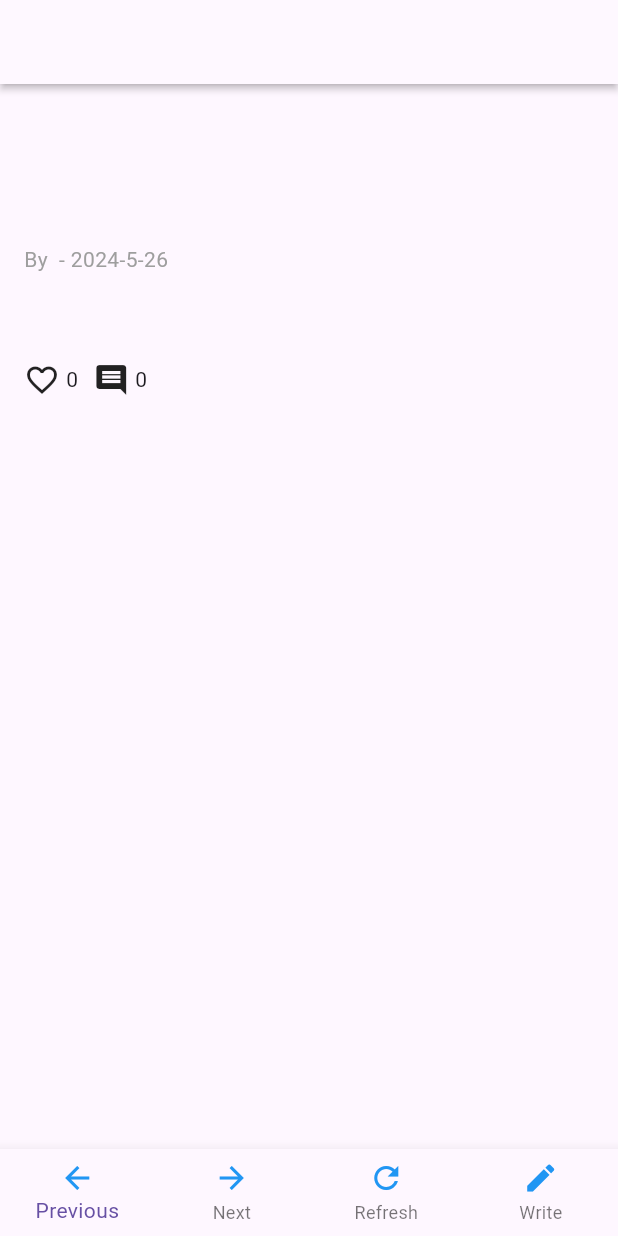
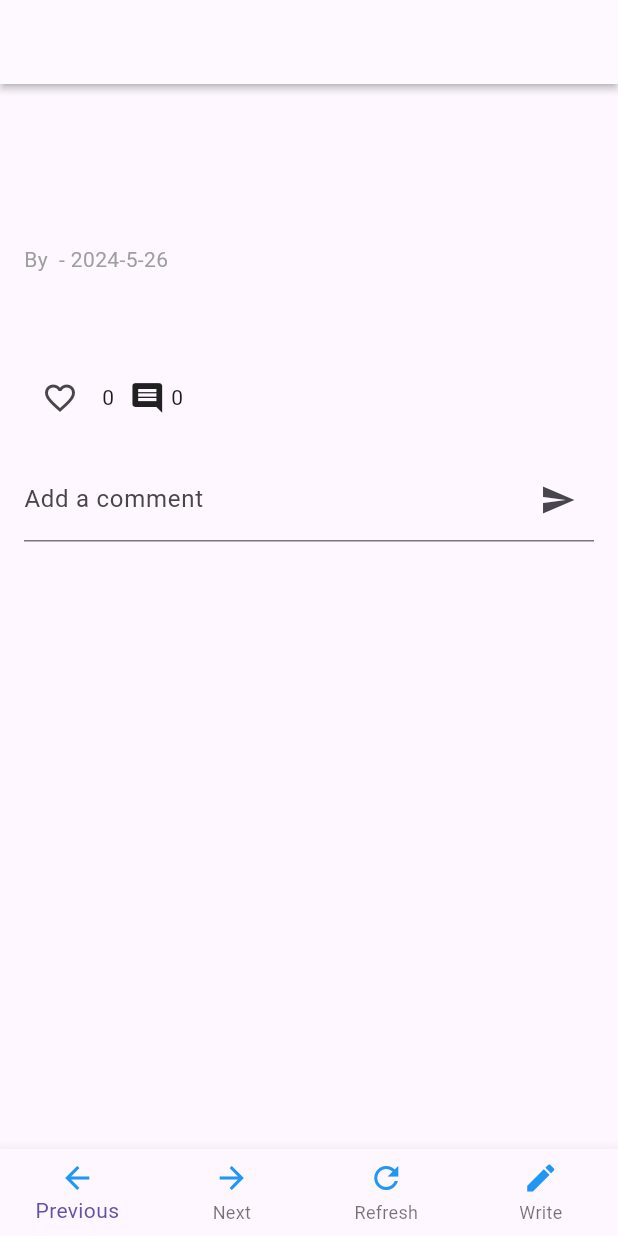
Before and after one commit to soonhong99/Arbo, a Flutter app: the SpecificPostScreen screen opened by its route, on a phone screen of 412 x 824 dp. Run offline on Flutter 3.47's test engine with Material 3 defaults, Android fonts, the phone set to English and light mode, and no system bars; our stand-ins replace cloud_firestore, firebase_auth, firebase_core; accounts and stored records are empty.

Commit message:
feat: nickname, comment, hearts link with firebase, mockup: write comment, press heart with firebase

```diff
--- a/arbo_frontend/lib/resources/specific_data.dart
+++ b/arbo_frontend/lib/resources/specific_data.dart
@@ -3,31 +3,34 @@
 // 잠시 데이터들을 저장하는 보관소
 class SpecificData {
   static Map<String, dynamic> specificData = {
+    'postId': '',
     'postTopic': '',
     'nickname': '',
     'title': '',
     'content': '',
-    'likes': 0,
-    'comments': 0,
+    'hearts': 0,
+    'comments': [],
     'timestamp': DateTime.now().toIso8601String(),
   };
 
   // previous Specific Map에 내용들 추가.
   static void updateData({
+    required String postId,
     required String postTopic,
     required String nickname,
     required String title,
     required String content,
-    required int likes,
-    required int comments,
+    required int hearts,
+    required List<dynamic> comments,
     required DateTime timestamp,
   }) {
     specificData = {
+      'postId': postId,
       'postTopic': postTopic,
       'nickname': nickname,
       'title': title,
       'content': content,
-      'likes': likes,
+      'hearts': hearts,
       'comments': comments,
       'timestamp': timestamp.toIso8601String(),
     };
--- a/arbo_frontend/lib/screens/specific_post_screen.dart
+++ b/arbo_frontend/lib/screens/specific_post_screen.dart
@@ -1,16 +1,17 @@
 import 'package:arbo_frontend/widgets/main_widgets/bot_navi_widget.dart';
+import 'package:cloud_firestore/cloud_firestore.dart';
 import 'package:flutter/material.dart';
 
 // 무슨 댓글인지, 하트를 누르면 하트 수가 늘어나고, 댓글을 쓸 수 있게 하는 기능 구현
-class SpecificPostScreen extends StatelessWidget {
+class SpecificPostScreen extends StatefulWidget {
   static const routeName = '/specific_post';
-
+  final String postId;
   final String postTopic;
   final String nickname;
   final String title;
   final String content;
-  final int likes;
-  final int comments;
+  final int hearts;
+  final List<dynamic> comments;
   final DateTime timestamp;
 
   const SpecificPostScreen({
@@ -19,33 +20,74 @@ class SpecificPostScreen extends StatelessWidget {
     required this.nickname,
     required this.title,
     required this.content,
-    required this.likes,
+    required this.hearts,
     required this.comments,
     required this.timestamp,
+    required this.postId,
   });
 
   // 인자값을 갖고오는 생성자
   factory SpecificPostScreen.fromMap(Map<String, dynamic> map) {
     return SpecificPostScreen(
+      postId: map['postId'],
       postTopic: map['postTopic'],
       nickname: map['nickname'],
       title: map['title'],
       content: map['content'],
-      likes: map['likes'],
+      hearts: map['hearts'],
       comments: map['comments'],
       timestamp: DateTime.parse(map['timestamp']),
     );
   }
 
+  @override
+  State<SpecificPostScreen> createState() => _SpecificPostScreenState();
+}
+
+class _SpecificPostScreenState extends State<SpecificPostScreen> {
+  final TextEditingController _commentController = TextEditingController();
+  late int _hearts;
+  late List<dynamic> _comments;
+
+  @override
+  void initState() {
+    super.initState();
+    _hearts = widget.hearts;
+    _comments = List.from(widget.comments);
+  }
+
+  Future<void> _updateHearts() async {
+    DocumentReference postRef =
+        FirebaseFirestore.instance.collection('posts').doc(widget.postId);
+    await postRef.update({'hearts': _hearts + 1});
+    setState(() {
+      _hearts += 1;
+    });
+  }
+
+  Future<void> _addComment(String comment) async {
+    DocumentReference postRef =
+        FirebaseFirestore.instance.collection('posts').doc(widget.postId);
+    await postRef.collection('comments').add({
+      'comment': comment,
+      'timestamp': Timestamp.now(),
+    });
+    setState(() {
+      _comments.add({'comment': comment, 'timestamp': Timestamp.now()});
+    });
+    _commentController.clear();
+  }
+
   Map<String, dynamic> toMap() {
     return {
-      'postTopic': postTopic,
-      'nickname': nickname,
-      'title': title,
-      'content': content,
-      'likes': likes,
-      'comments': comments,
-      'timestamp': timestamp.toIso8601String(),
+      'postId': widget.postId,
+      'postTopic': widget.postTopic,
+      'nickname': widget.nickname,
+      'title': widget.title,
+      'content': widget.content,
+      'hearts': widget.hearts,
+      'comments': widget.comments,
+      'timestamp': widget.timestamp.toIso8601String(),
     };
   }
 
@@ -66,7 +108,7 @@ class SpecificPostScreen extends StatelessWidget {
           crossAxisAlignment: CrossAxisAlignment.start,
           children: [
             Text(
-              postTopic,
+              widget.postTopic,
               style: const TextStyle(
                 fontWeight: FontWeight.bold,
                 fontSize: 24,
@@ -77,9 +119,9 @@ class SpecificPostScreen extends StatelessWidget {
               height: 20,
             ),
             Hero(
-              tag: 'title_$title',
+              tag: 'title_${widget.title}',
               child: Text(
-                title,
+                widget.title,
                 style: const TextStyle(
                     fontWeight: FontWeight.bold,
                     fontSize: 20,
@@ -88,14 +130,14 @@ class SpecificPostScreen extends StatelessWidget {
             ),
             const SizedBox(height: 8.0),
             Text(
-              'By $nickname - ${timestamp.year}-${timestamp.month}-${timestamp.day}',
+              'By ${widget.nickname} - ${widget.timestamp.year}-${widget.timestamp.month}-${widget.timestamp.day}',
               style: const TextStyle(
                 color: Colors.grey,
               ),
             ),
             const SizedBox(height: 16.0),
             Text(
-              content,
+              widget.content,
               style: const TextStyle(
                 fontSize: 18,
               ),
@@ -103,15 +145,39 @@ class SpecificPostScreen extends StatelessWidget {
             const SizedBox(height: 16.0),
             Row(
               children: [
-                const Icon(Icons.favorite_border),
+                IconButton(
+                  icon: const Icon(Icons.favorite_border),
+                  onPressed: _updateHearts,
+                ),
                 const SizedBox(width: 4.0),
-                Text('$likes'),
+                Text('${widget.hearts}'),
                 const SizedBox(width: 10.0),
                 const Icon(Icons.comment),
                 const SizedBox(width: 4.0),
-                Text('$comments'),
+                Text('${widget.comments.length}'),
               ],
             ),
+            const SizedBox(height: 16.0),
+            TextField(
+              controller: _commentController,
+              decoration: InputDecoration(
+                labelText: 'Add a comment',
+                suffixIcon: IconButton(
+                  icon: const Icon(Icons.send),
+                  onPressed: () => _addComment(_commentController.text),
+                ),
+              ),
+            ),
+            const SizedBox(height: 16.0),
+            ..._comments.map((comment) {
+              var commentData = comment as Map<String, dynamic>;
+              return ListTile(
+                title: Text(commentData['comment']),
+                subtitle: Text((commentData['timestamp'] as Timestamp)
+                    .toDate()
+                    .toString()),
+              );
+            }),
           ],
         ),
       ),
```
Also changed, not shown: arbo_frontend/lib/screens/create_post_screen.dart (+14 -3 lines), arbo_frontend/lib/widgets/main_widgets/main_widget.dart (+5 -3 lines), arbo_frontend/lib/widgets/post_widgets/simple_post_widget.dart (+9 -6 lines), 6 other files.
